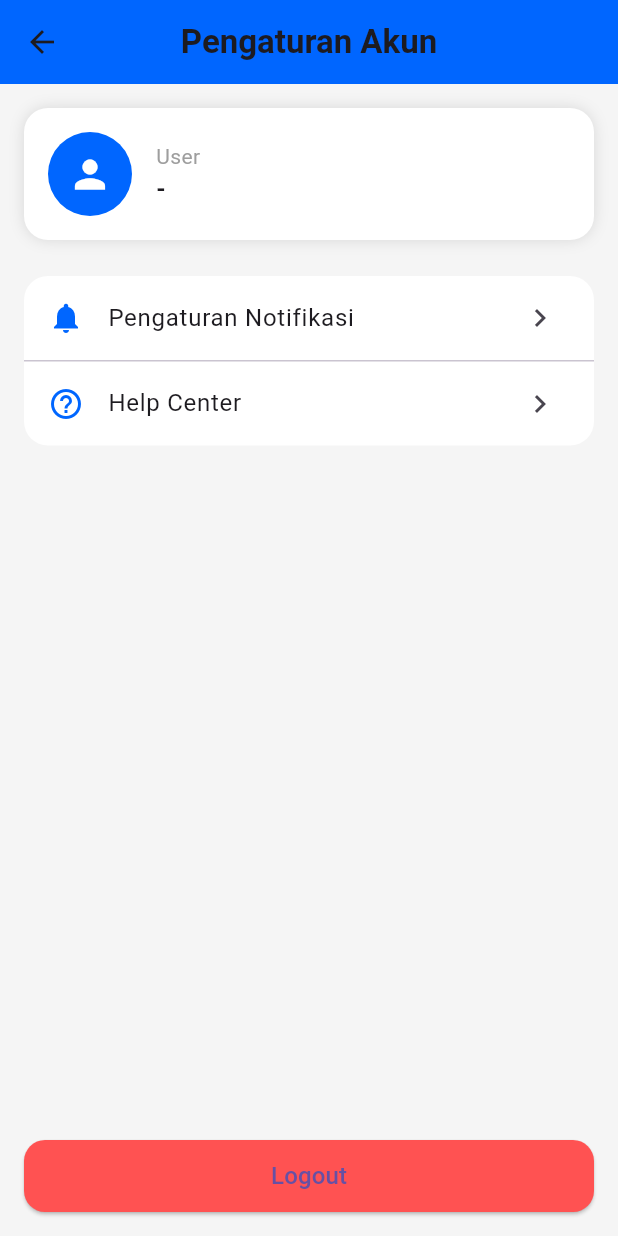
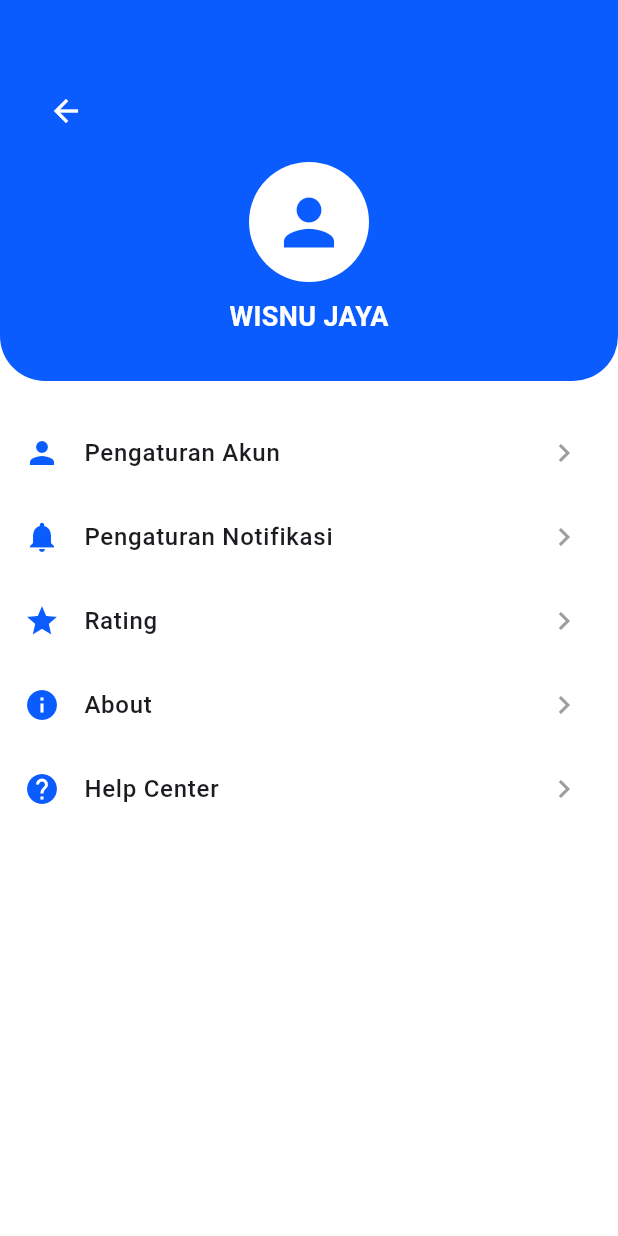
Before and after one commit to uinsaga-pmob/3C-03, a Flutter app: the ProfilePage screen opened directly, on a phone screen of 412 x 824 dp. Run offline on Flutter 3.47's test engine with Material 3 defaults, Android fonts, the phone set to English and light mode, and no system bars.

Commit message:
update profile page

```diff
--- a/lib/pages/profile_page.dart
+++ b/lib/pages/profile_page.dart
@@ -1,145 +1,136 @@
-// lib/pages/profile_page.dart
 import 'package:flutter/material.dart';
-import 'package:provider/provider.dart';
-import '../services/app_state.dart';
 
 class ProfilePage extends StatelessWidget {
   const ProfilePage({super.key});
 
-  static const Color primaryBlue = Color(0xFF0066FF);
-
   @override
   Widget build(BuildContext context) {
-    final app = Provider.of<AppState>(context);
-
     return Scaffold(
-      backgroundColor: Colors.grey[100],
-
-      /// ===== APP BAR =====
-      appBar: AppBar(
-        backgroundColor: primaryBlue,
-        elevation: 0,
-        centerTitle: true,
-        title: const Text(
-          'Pengaturan Akun',
-          style: TextStyle(fontWeight: FontWeight.bold),
+      backgroundColor: Colors.white,
+      body: Column(
+        children: [
+          // ================= HEADER =================
+          Container(
+            width: double.infinity,
+            padding: const EdgeInsets.only(
+              top: 50,
+              left: 20,
+              right: 20,
+              bottom: 30,
+            ),
+            decoration: const BoxDecoration(
+              color: Color(0xFF0A5CFF),
+              borderRadius: BorderRadius.only(
+                bottomLeft: Radius.circular(30),
+                bottomRight: Radius.circular(30),
+              ),
+            ),
+            child: Column(
+              children: [
+                // Back Button
+                Align(
+                  alignment: Alignment.centerLeft,
+                  child: IconButton(
+                    onPressed: () {
+                      Navigator.pop(context);
+                    },
+                    icon: const Icon(
+                      Icons.arrow_back,
+                      color: Colors.white,
+                    ),
                   ),
                 ),
 
-      body: Padding(
-        padding: const EdgeInsets.all(16),
-        child: Column(
-          children: [
+                const SizedBox(height: 10),
 
-            /// ===== PROFILE CARD =====
-            Container(
-              width: double.infinity,
-              padding: const EdgeInsets.all(16),
-              decoration: BoxDecoration(
+                // Avatar
+                const CircleAvatar(
+                  radius: 40,
+                  backgroundColor: Colors.white,
+                  child: Icon(
+                    Icons.person,
+                    size: 50,
+                    color: Color(0xFF0A5CFF),
+                  ),
+                ),
+
+                const SizedBox(height: 10),
+
+                // Name
+                const Text(
+                  "WISNU JAYA",
+                  style: TextStyle(
                     color: Colors.white,
-                borderRadius: BorderRadius.circular(16),
-                boxShadow: const [
-                  BoxShadow(
-                    color: Colors.black12,
-                    blurRadius: 8,
-                  ),
-                ],
-              ),
-              child: Row(
-                children: [
-                  const CircleAvatar(
-                    radius: 28,
-                    backgroundColor: primaryBlue,
-                    child: Icon(Icons.person, color: Colors.white, size: 30),
-                  ),
-                  const SizedBox(width: 16),
-                  Column(
-                    crossAxisAlignment: CrossAxisAlignment.start,
-                    children: [
-                      const Text(
-                        'User',
-                        style: TextStyle(color: Colors.grey),
-                      ),
-                      Text(
-                        app.currentUser ?? '-',
-                        style: const TextStyle(
-                          fontSize: 16,
+                    fontSize: 18,
                     fontWeight: FontWeight.bold,
                   ),
                 ),
               ],
             ),
-                ],
-              ),
           ),
 
-            const SizedBox(height: 24),
+          const SizedBox(height: 20),
 
-            /// ===== MENU CARD =====
-            Container(
-              decoration: BoxDecoration(
-                color: Colors.white,
-                borderRadius: BorderRadius.circular(16),
+          // ================= MENU =================
+          Expanded(
+            child: ListView(
+              children: [
+                menuItem(
+                  icon: Icons.person,
+                  title: "Pengaturan Akun",
+                  onTap: () {},
                 ),
-              child: Column(
-                children: const [
-                  _MenuItem(
+                menuItem(
                   icon: Icons.notifications,
-                    title: 'Pengaturan Notifikasi',
+                  title: "Pengaturan Notifikasi",
+                  onTap: () {},
                 ),
-                  Divider(height: 1),
-                  _MenuItem(
-                    icon: Icons.help_outline,
-                    title: 'Help Center',
+                menuItem(
+                  icon: Icons.star,
+                  title: "Rating",
+                  onTap: () {},
+                ),
+                menuItem(
+                  icon: Icons.info,
+                  title: "About",
+                  onTap: () {},
+                ),
+                menuItem(
+                  icon: Icons.help,
+                  title: "Help Center",
+                  onTap: () {},
                 ),
               ],
             ),
           ),
-
-            const Spacer(),
-
-            /// ===== LOGOUT BUTTON =====
-            SizedBox(
-              width: double.infinity,
-              height: 48,
-              child: ElevatedButton(
-                style: ElevatedButton.styleFrom(
-                  backgroundColor: Colors.redAccent,
-                  shape: RoundedRectangleBorder(
-                    borderRadius: BorderRadius.circular(14),
-                  ),
-                ),
-                onPressed: () {
-                  app.logout();
-                  Navigator.popUntil(context, (route) => route.isFirst);
-                },
-                child: const Text(
-                  'Logout',
-                  style: TextStyle(fontSize: 16),
-                ),
-              ),
-            ),
         ],
-        ),
       ),
     );
   }
-}
 
-/// ===== MENU ITEM (UI SAJA) =====
-class _MenuItem extends StatelessWidget {
-  final IconData icon;
-  final String title;
-
-  const _MenuItem({required this.icon, required this.title});
-
-  @override
-  Widget build(BuildContext context) {
+  // ================= MENU ITEM WIDGET =================
+  Widget menuItem({
+    required IconData icon,
+    required String title,
+    required VoidCallback onTap,
+  }) {
     return ListTile(
-      leading: Icon(icon, color: ProfilePage.primaryBlue),
-      title: Text(title),
-      trailing: const Icon(Icons.chevron_right),
-      onTap: () {},
+      leading: Icon(
+        icon,
+        color: Color(0xFF0A5CFF),
+      ),
+      title: Text(
+        title,
+        style: const TextStyle(
+          fontSize: 16,
+          fontWeight: FontWeight.w500,
+        ),
+      ),
+      trailing: const Icon(
+        Icons.chevron_right,
+        color: Colors.grey,
+      ),
+      onTap: onTap,
     );
   }
 }
```
Lines whose indentation alone changed are shown as unchanged.
